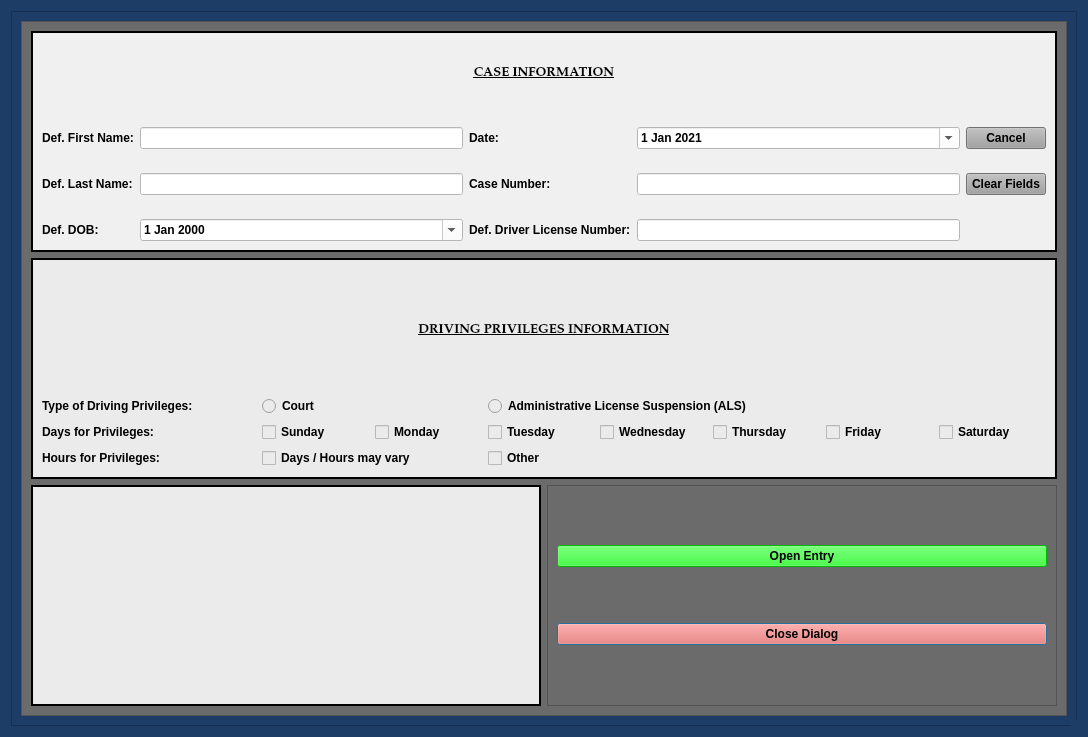
This is munientry/views/ui/DrivingPrivilegesDialog.ui in HunterProgram22/MuniEntry as Qt 5 draws it before an edit. The edited form follows.
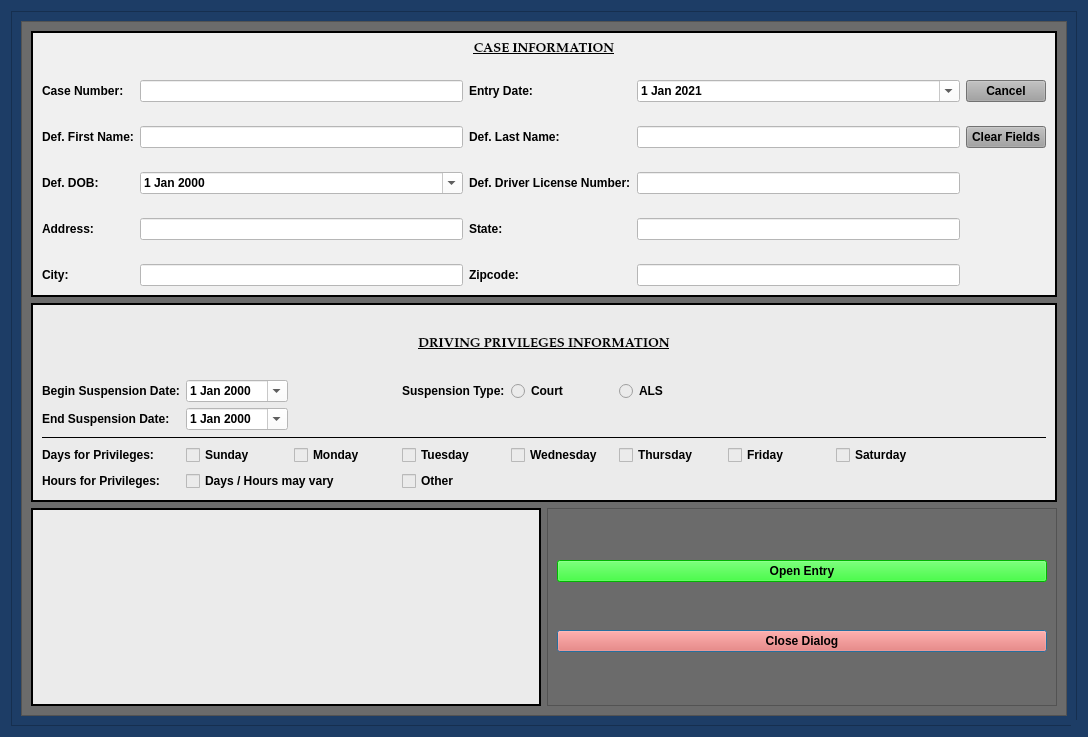
This is the edited form. Custom widgets are drawn as their Qt base class.

Commit message: Continuing Driving UI build.

The edit to the form file:
```diff
--- a/munientry/views/ui/DrivingPrivilegesDialog.ui
+++ b/munientry/views/ui/DrivingPrivilegesDialog.ui
@@ -240,142 +240,6 @@
             </property>
            </widget>
           </item>
-          <item row="1" column="0" colspan="2">
-           <widget class="QFrame" name="frame_5">
-            <property name="styleSheet">
-             <string notr="true">background-color: rgb(235, 235, 235);</string>
-            </property>
-            <property name="frameShape">
-             <enum>QFrame::Box</enum>
-            </property>
-            <property name="frameShadow">
-             <enum>QFrame::Plain</enum>
-            </property>
-            <property name="lineWidth">
-             <number>2</number>
-            </property>
-            <layout class="QGridLayout" name="gridLayout_3">
-             <item row="2" column="2">
-              <widget class="QCheckBox" name="checkBox">
-               <property name="text">
-                <string>Sunday</string>
-               </property>
-              </widget>
-             </item>
-             <item row="2" column="3">
-              <widget class="QCheckBox" name="checkBox_2">
-               <property name="text">
-                <string>Monday</string>
-               </property>
-              </widget>
-             </item>
-             <item row="3" column="2" colspan="2">
-              <widget class="QCheckBox" name="checkBox_8">
-               <property name="text">
-                <string>Days / Hours may vary</string>
-               </property>
-              </widget>
-             </item>
-             <item row="1" column="4" colspan="3">
-              <widget class="QRadioButton" name="radioButton_2">
-               <property name="text">
-                <string>Administrative License Suspension (ALS)</string>
-               </property>
-              </widget>
-             </item>
-             <item row="2" column="5">
-              <widget class="QCheckBox" name="checkBox_4">
-               <property name="text">
-                <string>Wednesday</string>
-               </property>
-              </widget>
-             </item>
-             <item row="2" column="0" colspan="2">
-              <widget class="QLabel" name="label_7">
-               <property name="text">
-                <string>Days for Privileges:</string>
-               </property>
-              </widget>
-             </item>
-             <item row="2" column="6">
-              <widget class="QCheckBox" name="checkBox_5">
-               <property name="text">
-                <string>Thursday</string>
-               </property>
-              </widget>
-             </item>
-             <item row="2" column="8">
-              <widget class="QCheckBox" name="checkBox_7">
-               <property name="text">
-                <string>Saturday</string>
-               </property>
-              </widget>
-             </item>
-             <item row="3" column="0" colspan="2">
-              <widget class="QLabel" name="label_10">
-               <property name="text">
-                <string>Hours for Privileges:</string>
-               </property>
-              </widget>
-             </item>
-             <item row="2" column="7">
-              <widget class="QCheckBox" name="checkBox_6">
-               <property name="text">
-                <string>Friday</string>
-               </property>
-              </widget>
-             </item>
-             <item row="0" column="0" colspan="9">
-              <widget class="QLabel" name="label_5">
-               <property name="font">
-                <font>
-                 <family>Palatino Linotype</family>
-                 <pointsize>10</pointsize>
-                 <weight>75</weight>
-                 <italic>false</italic>
-                 <bold>true</bold>
-                 <underline>true</underline>
-                </font>
-               </property>
-               <property name="text">
-                <string>DRIVING PRIVILEGES INFORMATION</string>
-               </property>
-               <property name="alignment">
-                <set>Qt::AlignCenter</set>
-               </property>
-              </widget>
-             </item>
-             <item row="1" column="0" colspan="2">
-              <widget class="QLabel" name="label_4">
-               <property name="text">
-                <string>Type of Driving Privileges:</string>
-               </property>
-              </widget>
-             </item>
-             <item row="2" column="4">
-              <widget class="QCheckBox" name="checkBox_3">
-               <property name="text">
-                <string>Tuesday</string>
-               </property>
-              </widget>
-             </item>
-             <item row="1" column="2" colspan="2">
-              <widget class="QRadioButton" name="radioButton">
-               <property name="text">
-                <string>Court</string>
-               </property>
-              </widget>
-             </item>
-             <item row="3" column="4">
-              <widget class="QCheckBox" name="checkBox_9">
-               <property name="text">
-                <string>Other</string>
-               </property>
-              </widget>
-             </item>
-            </layout>
-           </widget>
-          </item>
           <item row="0" column="0" colspan="2">
            <widget class="QFrame" name="case_name_Frame">
             <property name="sizePolicy">
@@ -402,63 +266,8 @@
                <property name="verticalSpacing">
                 <number>24</number>
                </property>
-               <item row="1" column="2">
-                <widget class="QLabel" name="label_26">
-                 <property name="text">
-                  <string>Date:</string>
-                 </property>
-                </widget>
-               </item>
-               <item row="1" column="3">
-                <widget class="NoScrollDateEdit" name="entry_date">
-                 <property name="focusPolicy">
-                  <enum>Qt::NoFocus</enum>
-                 </property>
-                 <property name="styleSheet">
-                  <string notr="true">color: rgb(0, 0, 0);
-background-color: rgb(255, 255, 255);</string>
-                 </property>
-                 <property name="minimumDate">
-                  <date>
-                   <year>2021</year>
-                   <month>1</month>
-                   <day>1</day>
-                  </date>
-                 </property>
-                 <property name="calendarPopup">
-                  <bool>true</bool>
-                 </property>
-                 <property name="date">
-                  <date>
-                   <year>2021</year>
-                   <month>1</month>
-                   <day>1</day>
-                  </date>
-                 </property>
-                </widget>
-               </item>
-               <item row="1" column="1">
-                <widget class="QLineEdit" name="defendant_first_name_lineEdit">
-                 <property name="styleSheet">
-                  <string notr="true">background-color: rgb(255, 255, 255);</string>
-                 </property>
-                </widget>
-               </item>
-               <item row="1" column="0">
-                <widget class="QLabel" name="label">
-                 <property name="text">
-                  <string>Def. First Name:</string>
-                 </property>
-                </widget>
-               </item>
-               <item row="2" column="3">
-                <widget class="QLineEdit" name="case_number_lineEdit">
-                 <property name="maximumSize">
-                  <size>
-                   <width>500</width>
-                   <height>16777215</height>
-                  </size>
-                 </property>
+               <item row="4" column="3">
+                <widget class="QLineEdit" name="lineEdit_2">
                  <property name="styleSheet">
                   <string notr="true">background-color: rgb(255, 255, 255);</string>
                  </property>
@@ -477,40 +286,10 @@
                  </property>
                 </widget>
                </item>
-               <item row="1" column="4">
-                <widget class="QPushButton" name="cancel_Button">
-                 <property name="focusPolicy">
-                  <enum>Qt::NoFocus</enum>
-                 </property>
-                 <property name="styleSheet">
-                  <string notr="true">background-color: rgb(160, 160, 160);</string>
-                 </property>
+               <item row="4" column="0">
+                <widget class="QLabel" name="label_11">
                  <property name="text">
-                  <string>Cancel</string>
-                 </property>
-                </widget>
-               </item>
-               <item row="2" column="1">
-                <widget class="QLineEdit" name="defendant_last_name_lineEdit">
-                 <property name="enabled">
-                  <bool>true</bool>
-                 </property>
-                 <property name="styleSheet">
-                  <string notr="true">background-color: rgb(255, 255, 255);</string>
-                 </property>
-                </widget>
-               </item>
-               <item row="2" column="0">
-                <widget class="QLabel" name="label_2">
-                 <property name="text">
-                  <string>Def. Last Name:</string>
-                 </property>
-                </widget>
-               </item>
-               <item row="2" column="2">
-                <widget class="QLabel" name="label_3">
-                 <property name="text">
-                  <string>Case Number:</string>
+                  <string>Address:</string>
                  </property>
                 </widget>
                </item>
@@ -534,6 +313,30 @@
                  </property>
                 </widget>
                </item>
+               <item row="2" column="1">
+                <widget class="QLineEdit" name="defendant_first_name_lineEdit">
+                 <property name="styleSheet">
+                  <string notr="true">background-color: rgb(255, 255, 255);</string>
+                 </property>
+                </widget>
+               </item>
+               <item row="2" column="0">
+                <widget class="QLabel" name="label">
+                 <property name="text">
+                  <string>Def. First Name:</string>
+                 </property>
+                </widget>
+               </item>
+               <item row="3" column="3">
+                <widget class="QLineEdit" name="defendant_driver_license_lineEdit">
+                 <property name="styleSheet">
+                  <string notr="true">background-color: rgb(255, 255, 255);</string>
+                 </property>
+                 <property name="text">
+                  <string/>
+                 </property>
+                </widget>
+               </item>
                <item row="3" column="0">
                 <widget class="QLabel" name="label_8">
                  <property name="text">
@@ -541,16 +344,6 @@
                  </property>
                 </widget>
                </item>
-               <item row="3" column="1">
-                <widget class="NoScrollDateEdit" name="defendat_dob_date">
-                 <property name="styleSheet">
-                  <string notr="true">background-color: rgb(255, 255, 255);</string>
-                 </property>
-                 <property name="calendarPopup">
-                  <bool>true</bool>
-                 </property>
-                </widget>
-               </item>
                <item row="3" column="2">
                 <widget class="QLabel" name="label_9">
                  <property name="text">
@@ -558,13 +351,140 @@
                  </property>
                 </widget>
                </item>
-               <item row="3" column="3">
-                <widget class="QLineEdit" name="defendant_driver_license_lineEdit">
+               <item row="2" column="3">
+                <widget class="QLineEdit" name="defendant_last_name_lineEdit">
+                 <property name="enabled">
+                  <bool>true</bool>
+                 </property>
                  <property name="styleSheet">
                   <string notr="true">background-color: rgb(255, 255, 255);</string>
                  </property>
+                </widget>
+               </item>
+               <item row="1" column="0">
+                <widget class="QLabel" name="label_3">
                  <property name="text">
-                  <string/>
+                  <string>Case Number:</string>
+                 </property>
+                </widget>
+               </item>
+               <item row="1" column="4">
+                <widget class="QPushButton" name="cancel_Button">
+                 <property name="focusPolicy">
+                  <enum>Qt::NoFocus</enum>
+                 </property>
+                 <property name="styleSheet">
+                  <string notr="true">background-color: rgb(160, 160, 160);</string>
+                 </property>
+                 <property name="text">
+                  <string>Cancel</string>
+                 </property>
+                </widget>
+               </item>
+               <item row="3" column="1">
+                <widget class="NoScrollDateEdit" name="defendat_dob_date">
+                 <property name="styleSheet">
+                  <string notr="true">background-color: rgb(255, 255, 255);</string>
+                 </property>
+                 <property name="calendarPopup">
+                  <bool>true</bool>
+                 </property>
+                </widget>
+               </item>
+               <item row="1" column="2">
+                <widget class="QLabel" name="label_26">
+                 <property name="text">
+                  <string>Entry Date:</string>
+                 </property>
+                </widget>
+               </item>
+               <item row="1" column="1">
+                <widget class="QLineEdit" name="case_number_lineEdit">
+                 <property name="maximumSize">
+                  <size>
+                   <width>500</width>
+                   <height>16777215</height>
+                  </size>
+                 </property>
+                 <property name="styleSheet">
+                  <string notr="true">background-color: rgb(255, 255, 255);</string>
+                 </property>
+                </widget>
+               </item>
+               <item row="1" column="3">
+                <widget class="NoScrollDateEdit" name="entry_date">
+                 <property name="focusPolicy">
+                  <enum>Qt::NoFocus</enum>
+                 </property>
+                 <property name="styleSheet">
+                  <string notr="true">color: rgb(0, 0, 0);
+background-color: rgb(255, 255, 255);</string>
+                 </property>
+                 <property name="minimumDate">
+                  <date>
+                   <year>2021</year>
+                   <month>1</month>
+                   <day>1</day>
+                  </date>
+                 </property>
+                 <property name="calendarPopup">
+                  <bool>true</bool>
+                 </property>
+                 <property name="date">
+                  <date>
+                   <year>2021</year>
+                   <month>1</month>
+                   <day>1</day>
+                  </date>
+                 </property>
+                </widget>
+               </item>
+               <item row="4" column="1">
+                <widget class="QLineEdit" name="lineEdit">
+                 <property name="styleSheet">
+                  <string notr="true">background-color: rgb(255, 255, 255);</string>
+                 </property>
+                </widget>
+               </item>
+               <item row="2" column="2">
+                <widget class="QLabel" name="label_2">
+                 <property name="text">
+                  <string>Def. Last Name:</string>
+                 </property>
+                </widget>
+               </item>
+               <item row="5" column="0">
+                <widget class="QLabel" name="label_12">
+                 <property name="text">
+                  <string>City:</string>
+                 </property>
+                </widget>
+               </item>
+               <item row="5" column="1">
+                <widget class="QLineEdit" name="lineEdit_3">
+                 <property name="styleSheet">
+                  <string notr="true">background-color: rgb(255, 255, 255);</string>
+                 </property>
+                </widget>
+               </item>
+               <item row="4" column="2">
+                <widget class="QLabel" name="label_13">
+                 <property name="text">
+                  <string>State:</string>
+                 </property>
+                </widget>
+               </item>
+               <item row="5" column="2">
+                <widget class="QLabel" name="label_14">
+                 <property name="text">
+                  <string>Zipcode:</string>
+                 </property>
+                </widget>
+               </item>
+               <item row="5" column="3">
+                <widget class="QLineEdit" name="lineEdit_4">
+                 <property name="styleSheet">
+                  <string notr="true">background-color: rgb(255, 255, 255);</string>
                  </property>
                 </widget>
                </item>
@@ -573,6 +493,186 @@
             </layout>
            </widget>
           </item>
+          <item row="1" column="0" colspan="2">
+           <widget class="QFrame" name="frame_5">
+            <property name="styleSheet">
+             <string notr="true">background-color: rgb(235, 235, 235);</string>
+            </property>
+            <property name="frameShape">
+             <enum>QFrame::Box</enum>
+            </property>
+            <property name="frameShadow">
+             <enum>QFrame::Plain</enum>
+            </property>
+            <property name="lineWidth">
+             <number>2</number>
+            </property>
+            <layout class="QGridLayout" name="gridLayout_3">
+             <item row="2" column="0">
+              <widget class="QLabel" name="label_16">
+               <property name="text">
+                <string>End Suspension Date:</string>
+               </property>
+              </widget>
+             </item>
+             <item row="1" column="1">
+              <widget class="NoScrollDateEdit" name="dateEdit">
+               <property name="styleSheet">
+                <string notr="true">background-color: rgb(255, 255, 255);</string>
+               </property>
+               <property name="calendarPopup">
+                <bool>true</bool>
+               </property>
+              </widget>
+             </item>
+             <item row="1" column="0">
+              <widget class="QLabel" name="label_15">
+               <property name="text">
+                <string>Begin Suspension Date:</string>
+               </property>
+              </widget>
+             </item>
+             <item row="0" column="0" colspan="9">
+              <widget class="QLabel" name="label_5">
+               <property name="font">
+                <font>
+                 <family>Palatino Linotype</family>
+                 <pointsize>10</pointsize>
+                 <weight>75</weight>
+                 <italic>false</italic>
+                 <bold>true</bold>
+                 <underline>true</underline>
+                </font>
+               </property>
+               <property name="text">
+                <string>DRIVING PRIVILEGES INFORMATION</string>
+               </property>
+               <property name="alignment">
+                <set>Qt::AlignCenter</set>
+               </property>
+              </widget>
+             </item>
+             <item row="5" column="0" colspan="9">
+              <widget class="Line" name="line">
+               <property name="frameShadow">
+                <enum>QFrame::Plain</enum>
+               </property>
+               <property name="orientation">
+                <enum>Qt::Horizontal</enum>
+               </property>
+              </widget>
+             </item>
+             <item row="2" column="1">
+              <widget class="NoScrollDateEdit" name="dateEdit_2">
+               <property name="styleSheet">
+                <string notr="true">background-color: rgb(255, 255, 255);</string>
+               </property>
+               <property name="calendarPopup">
+                <bool>true</bool>
+               </property>
+              </widget>
+             </item>
+             <item row="1" column="5">
+              <widget class="QRadioButton" name="radioButton_2">
+               <property name="text">
+                <string>ALS</string>
+               </property>
+              </widget>
+             </item>
+             <item row="1" column="4">
+              <widget class="QRadioButton" name="radioButton">
+               <property name="text">
+                <string>Court</string>
+               </property>
+              </widget>
+             </item>
+             <item row="1" column="3">
+              <widget class="QLabel" name="label_4">
+               <property name="text">
+                <string>Suspension Type:</string>
+               </property>
+              </widget>
+             </item>
+             <item row="6" column="0">
+              <widget class="QLabel" name="label_7">
+               <property name="text">
+                <string>Days for Privileges:</string>
+               </property>
+              </widget>
+             </item>
+             <item row="6" column="1">
+              <widget class="QCheckBox" name="checkBox">
+               <property name="text">
+                <string>Sunday</string>
+               </property>
+              </widget>
+             </item>
+             <item row="9" column="0">
+              <widget class="QLabel" name="label_10">
+               <property name="text">
+                <string>Hours for Privileges:</string>
+               </property>
+              </widget>
+             </item>
+             <item row="9" column="1" colspan="2">
+              <widget class="QCheckBox" name="checkBox_8">
+               <property name="text">
+                <string>Days / Hours may vary</string>
+               </property>
+              </widget>
+             </item>
+             <item row="9" column="3">
+              <widget class="QCheckBox" name="checkBox_9">
+               <property name="text">
+                <string>Other</string>
+               </property>
+              </widget>
+             </item>
+             <item row="6" column="2">
+              <widget class="QCheckBox" name="checkBox_2">
+               <property name="text">
+                <string>Monday</string>
+               </property>
+              </widget>
+             </item>
+             <item row="6" column="3">
+              <widget class="QCheckBox" name="checkBox_3">
+               <property name="text">
+                <string>Tuesday</string>
+               </property>
+              </widget>
+             </item>
+             <item row="6" column="4">
+              <widget class="QCheckBox" name="checkBox_4">
+               <property name="text">
+                <string>Wednesday</string>
+               </property>
+              </widget>
+             </item>
+             <item row="6" column="5">
+              <widget class="QCheckBox" name="checkBox_5">
+               <property name="text">
+                <string>Thursday</string>
+               </property>
+              </widget>
+             </item>
+             <item row="6" column="6">
+              <widget class="QCheckBox" name="checkBox_6">
+               <property name="text">
+                <string>Friday</string>
+               </property>
+              </widget>
+             </item>
+             <item row="6" column="7">
+              <widget class="QCheckBox" name="checkBox_7">
+               <property name="text">
+                <string>Saturday</string>
+               </property>
+              </widget>
+             </item>
+            </layout>
+           </widget>
+          </item>
          </layout>
         </widget>
        </widget>
```
Left out of the diff: 2 changed lines with no effect on the pictures. The commit also changes 3 other files.
